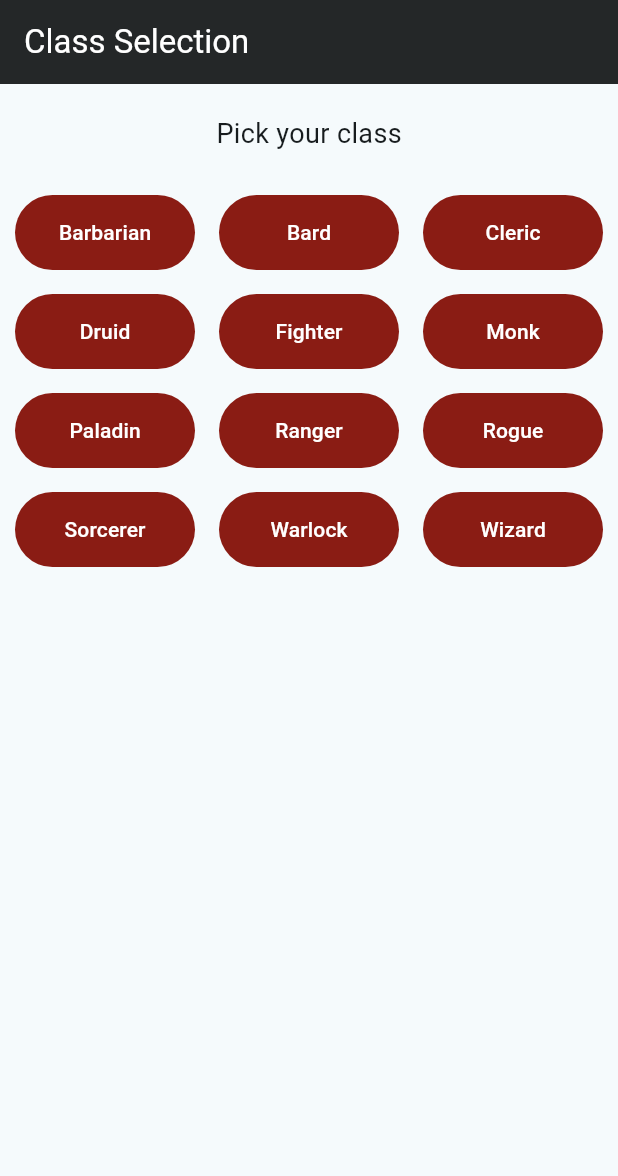
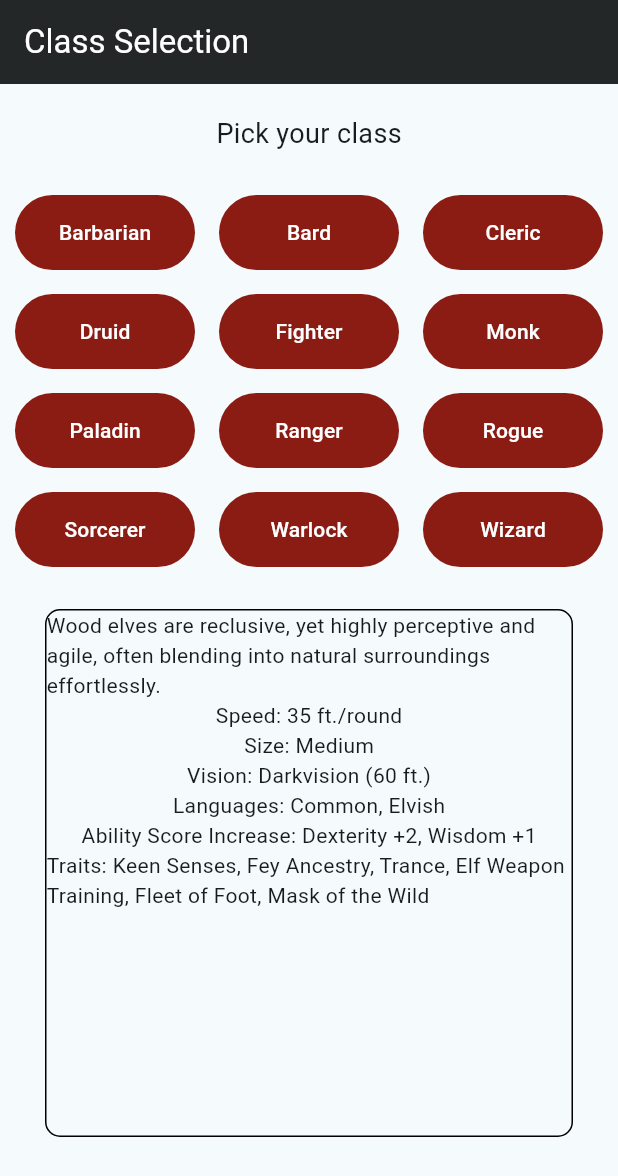
Before and after one commit to MatthewACraig/DnD_Character_Creator, a Flutter app: the screen it shows after launch, on a phone screen of 412 x 824 dp. Shown: the top 1176 px of the screen. Run offline on Flutter 3.47's test engine with Material 3 defaults, Android fonts, the phone set to English and light mode, and no system bars.

Commit message:
Added text box and class data, need to derive dynamically

```diff
--- /dev/null
+++ b/lib/Data/class_data.dart
@@ -0,0 +1,174 @@
+// dnd_character_data.dart
+
+final Map<String, Map<String, dynamic>> ClassData = {
+  'Wood Elf': {
+    'abilityScoreIncrease': {'Dexterity': 2, 'Wisdom': 1},
+    'size': 'Medium',
+    'speed': '35 ft./round',
+    'vision': 'Darkvision (60 ft.)',
+    'languages': ['Common', 'Elvish'],
+    'traits': [
+      'Keen Senses',
+      'Fey Ancestry',
+      'Trance',
+      'Elf Weapon Training',
+      'Fleet of Foot',
+      'Mask of the Wild',
+    ],
+    'description': 'Wood elves are reclusive, yet highly perceptive and agile, often blending into natural surroundings effortlessly.',
+  },
+  'Barbarian': {
+    'abilityScoreIncrease': {'Strength': 2, 'Constitution': 1},
+    'size': 'Medium',
+    'speed': '30 ft./round',
+    'vision': 'Normal',
+    'languages': ['Common'],
+    'traits': [
+      'Rage',
+      'Unarmored Defense',
+      'Reckless Attack',
+      'Danger Sense',
+    ],
+    'description': 'Barbarians are fierce warriors, known for their combat prowess and unbreakable resilience.',
+  },
+  'Bard': {
+    'abilityScoreIncrease': {'Charisma': 2, 'Dexterity': 1},
+    'size': 'Medium',
+    'speed': '30 ft./round',
+    'vision': 'Normal',
+    'languages': ['Common', 'One additional language of choice'],
+    'traits': [
+      'Spellcasting',
+      'Bardic Inspiration',
+      'Jack of All Trades',
+      'Song of Rest',
+    ],
+    'description': 'Bards are versatile spellcasters and performers, inspiring allies with music and magic.',
+  },
+  'Cleric': {
+    'abilityScoreIncrease': {'Wisdom': 2, 'Strength': 1},
+    'size': 'Medium',
+    'speed': '30 ft./round',
+    'vision': 'Normal',
+    'languages': ['Common', 'One additional language of choice'],
+    'traits': [
+      'Spellcasting',
+      'Divine Domain',
+      'Channel Divinity',
+      'Divine Intervention',
+    ],
+    'description': 'Clerics are devoted servants of the divine, capable of wielding magic granted by their deity.',
+  },
+  'Druid': {
+    'abilityScoreIncrease': {'Wisdom': 2, 'Constitution': 1},
+    'size': 'Medium',
+    'speed': '30 ft./round',
+    'vision': 'Normal',
+    'languages': ['Common', 'Druidic'],
+    'traits': [
+      'Spellcasting',
+      'Wild Shape',
+      'Druid Circle',
+      'Natural Recovery',
+    ],
+    'description': 'Druids are protectors of nature, able to transform into animals and wield nature-based magic.',
+  },
+  'Fighter': {
+    'abilityScoreIncrease': {'Strength': 2, 'Constitution': 1},
+    'size': 'Medium',
+    'speed': '30 ft./round',
+    'vision': 'Normal',
+    'languages': ['Common'],
+    'traits': [
+      'Fighting Style',
+      'Second Wind',
+      'Action Surge',
+      'Martial Archetype',
+    ],
+    'description': 'Fighters are well-rounded combatants, excelling in physical confrontation with specialized skills.',
+  },
+  'Monk': {
+    'abilityScoreIncrease': {'Dexterity': 2, 'Wisdom': 1},
+    'size': 'Medium',
+    'speed': '40 ft./round',
+    'vision': 'Normal',
+    'languages': ['Common'],
+    'traits': [
+      'Martial Arts',
+      'Ki',
+      'Unarmored Movement',
+      'Monastic Tradition',
+    ],
+    'description': 'Monks harness both physical and spiritual discipline to achieve remarkable feats of agility and power.',
+  },
+  'Paladin': {
+    'abilityScoreIncrease': {'Strength': 2, 'Charisma': 1},
+    'size': 'Medium',
+    'speed': '30 ft./round',
+    'vision': 'Normal',
+    'languages': ['Common'],
+    'traits': [
+      'Divine Sense',
+      'Lay on Hands',
+      'Fighting Style',
+      'Spellcasting',
+      'Divine Smite',
+    ],
+    'description': 'Paladins are holy warriors, combining martial prowess with divine magic to fight against evil.',
+  },
+  'Ranger': {
+    'abilityScoreIncrease': {'Dexterity': 2, 'Wisdom': 1},
+    'size': 'Medium',
+    'speed': '30 ft./round',
+    'vision': 'Normal',
+    'languages': ['Common', 'One additional language of choice'],
+    'traits': [
+      'Favored Enemy',
+      'Natural Explorer',
+      'Fighting Style',
+      'Spellcasting',
+    ],
+    'description': 'Rangers are skilled hunters and trackers, able to navigate the wilderness and protect allies.',
+  },
+  'Rogue': {
+    'abilityScoreIncrease': {'Dexterity': 2, 'Intelligence': 1},
+    'size': 'Medium',
+    'speed': '30 ft./round',
+    'vision': 'Normal',
+    'languages': ['Common'],
+    'traits': [
+      'Sneak Attack',
+      'Thieves\' Cant',
+      'Cunning Action',
+      'Roguish Archetype',
+    ],
+    'description': 'Rogues are cunning and dexterous, using stealth and agility to gain an edge in battle.',
+  },
+  'Sorcerer': {
+    'abilityScoreIncrease': {'Charisma': 2, 'Constitution': 1},
+    'size': 'Medium',
+    'speed': '30 ft./round',
+    'vision': 'Normal',
+    'languages': ['Common'],
+    'traits': [
+      'Spellcasting',
+      'Sorcerous Origin',
+      'Font of Magic',
+      'Metamagic',
+    ],
+    'description': 'Sorcerers draw on inherent magical abilities, wielding arcane power with unmatched flexibility.',
+  },
+  'Wizard': {
+    'abilityScoreIncrease': {'Intelligence': 2, 'Wisdom': 1},
+    'size': 'Medium',
+    'speed': '30 ft./round',
+    'vision': 'Normal',
+    'languages': ['Common'],
+    'traits': [
+      'Spellcasting',
+      'Arcane Recovery',
+      'Arcane Tradition',
+    ],
+    'description': 'Wizards are learned spellcasters, using extensive knowledge and study to manipulate the arcane.',
+  },
+};
--- a/lib/Screens/class_selection.dart
+++ b/lib/Screens/class_selection.dart
@@ -1,5 +1,6 @@
 import 'package:flutter/material.dart';
 import 'package:dnd_character_creator/Widgets/button_with_padding.dart';
+import 'package:dnd_character_creator/Data/class_data.dart';
 
 class ClassSelection extends StatefulWidget {
   const ClassSelection({Key? key}) : super(key: key);
@@ -14,13 +15,19 @@ class _ClassSelectionState extends State<ClassSelection> {
     return Scaffold(
       appBar: AppBar(
         backgroundColor: Theme.of(context).appBarTheme.backgroundColor,
-        title: Text('Class Selection', style: TextStyle(color: Colors.white)),
+        title: const Text('Class Selection',
+            style: TextStyle(color: Colors.white)),
       ),
       body: Column(
         children: [
-          SizedBox(height: 20),
-          Center(child: Text('Pick your class', style: TextStyle(fontSize: 18),),),
-          SizedBox(height: 20),
+          const SizedBox(height: 20),
+          const Center(
+            child: Text(
+              'Pick your class',
+              style: TextStyle(fontSize: 18),
+            ),
+          ),
+          const SizedBox(height: 20),
           Wrap(
             children: <Widget>[
               ButtonWithPadding(onPressed: () {}, textContent: 'Barbarian'),
@@ -37,6 +44,31 @@ class _ClassSelectionState extends State<ClassSelection> {
               ButtonWithPadding(onPressed: () {}, textContent: 'Wizard'),
             ],
           ),
+          SizedBox(height: 20),
+          Container(
+            decoration: BoxDecoration(
+              border: Border.all(color: Colors.black),
+              borderRadius: BorderRadius.circular(10),
+            ),
+            child: SizedBox(
+              height: 350,
+              width: 350,
+              child: Column(
+                children: [
+                  Text(ClassData['Wood Elf']?['description']),
+                  Text('Speed: ${ClassData['Wood Elf']?['speed']}'),
+                  Text('Size: ${ClassData['Wood Elf']?['size']}'),
+                  Text('Vision: ${ClassData['Wood Elf']?['vision']}'),
+                  Text(
+                      'Languages: ${ClassData['Wood Elf']?['languages'].join(", ")}'),
+                  Text(
+                      'Ability Score Increase: Dexterity +${ClassData['Wood Elf']?['abilityScoreIncrease']['Dexterity']}, Wisdom +${ClassData['Wood Elf']?['abilityScoreIncrease']['Wisdom']}'),
+                  Text(
+                      'Traits: ${ClassData['Wood Elf']?['traits'].join(", ")}'),
+                ],
+              ),
+            ),
+          )
         ],
       ),
     );
```
